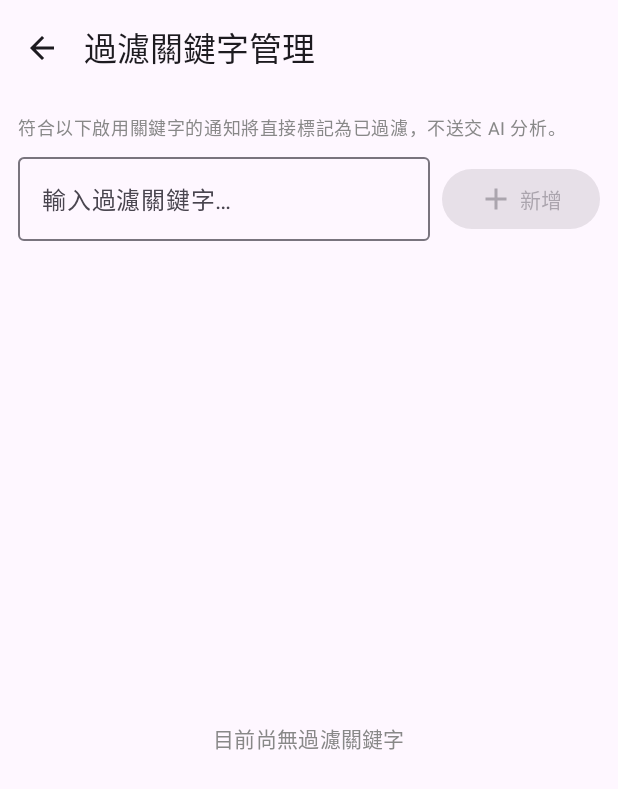
After one commit to Yujyewei/PhantomCheck, an Android app built with Jetpack Compose: the SettingsActivity screen opened directly, with no data from a screen before it, on a phone screen of 412 x 824 dp. The commit adds this screen. Shown: the top 789 px of the screen. Run offline under Robolectric (Android 15) with nearby library versions, the phone set to English and light mode, and no system bars; our stand-ins replace Room's generated code.

Commit message:
[feature] 過濾關鍵字管理頁（FilterRule CRUD）(#7)
Co-authored-by: eric11yothelast-Hwanshen <354250133+eric11yothelast-Hwanshen@users.noreply.github.com>

```diff
--- a/app/src/main/AndroidManifest.xml
+++ b/app/src/main/AndroidManifest.xml
@@ -18,6 +18,8 @@
                 <category android:name="android.intent.category.LAUNCHER" />
             </intent-filter>
         </activity>
+
+        <activity android:name=".ui.SettingsActivity" android:exported="false" />
 
         <service
             android:name=".service.NotificationCollectorService"
--- /dev/null
+++ b/app/src/main/java/com/phantom/checker/ui/SettingsActivity.kt
@@ -0,0 +1,247 @@
+package com.phantom.checker.ui
+
+import android.os.Bundle
+import androidx.activity.ComponentActivity
+import androidx.activity.compose.setContent
+import androidx.compose.foundation.layout.Arrangement
+import androidx.compose.foundation.layout.Box
+import androidx.compose.foundation.layout.Column
+import androidx.compose.foundation.layout.Row
+import androidx.compose.foundation.layout.Spacer
+import androidx.compose.foundation.layout.fillMaxSize
+import androidx.compose.foundation.layout.fillMaxWidth
+import androidx.compose.foundation.layout.height
+import androidx.compose.foundation.layout.padding
+import androidx.compose.foundation.layout.width
+import androidx.compose.foundation.lazy.LazyColumn
+import androidx.compose.foundation.lazy.items
+import androidx.compose.material.icons.Icons
+import androidx.compose.material.icons.automirrored.filled.ArrowBack
+import androidx.compose.material.icons.filled.Add
+import androidx.compose.material.icons.filled.Delete
+import androidx.compose.material3.Button
+import androidx.compose.material3.Card
+import androidx.compose.material3.CircularProgressIndicator
+import androidx.compose.material3.ExperimentalMaterial3Api
+import androidx.compose.material3.Icon
+import androidx.compose.material3.IconButton
+import androidx.compose.material3.MaterialTheme
+import androidx.compose.material3.OutlinedTextField
+import androidx.compose.material3.Scaffold
+import androidx.compose.material3.Switch
+import androidx.compose.material3.Text
+import androidx.compose.material3.TopAppBar
+import androidx.compose.runtime.Composable
+import androidx.compose.runtime.LaunchedEffect
+import androidx.compose.runtime.getValue
+import androidx.compose.runtime.mutableStateOf
+import androidx.compose.runtime.remember
+import androidx.compose.runtime.rememberCoroutineScope
+import androidx.compose.runtime.setValue
+import androidx.compose.ui.Alignment
+import androidx.compose.ui.Modifier
+import androidx.compose.ui.graphics.Color
+import androidx.compose.ui.platform.LocalContext
+import androidx.compose.ui.unit.dp
+import com.phantom.checker.data.FilterRule
+import com.phantom.checker.service.AppDatabaseHolder
+import kotlinx.coroutines.Dispatchers
+import kotlinx.coroutines.launch
+import kotlinx.coroutines.withContext
+
+class SettingsActivity : ComponentActivity() {
+    override fun onCreate(savedInstanceState: Bundle?) {
+        super.onCreate(savedInstanceState)
+        setContent {
+            MaterialTheme {
+                FilterSettingsScreen(onBack = { finish() })
+            }
+        }
+    }
+}
+
+@OptIn(ExperimentalMaterial3Api::class)
+@Composable
+fun FilterSettingsScreen(onBack: () -> Unit) {
+    val appCtx = LocalContext.current.applicationContext
+    val scope = rememberCoroutineScope()
+
+    var rules by remember { mutableStateOf(listOf<FilterRule>()) }
+    var newKeyword by remember { mutableStateOf("") }
+    var isLoading by remember { mutableStateOf(true) }
+
+    LaunchedEffect(Unit) {
+        isLoading = true
+        rules = withContext(Dispatchers.IO) {
+            AppDatabaseHolder.db(appCtx).filterDao().active()
+        }
+        isLoading = false
+    }
+
+    Scaffold(
+        topBar = {
+            TopAppBar(
+                title = { Text("過濾關鍵字管理") },
+                navigationIcon = {
+                    IconButton(onClick = onBack) {
+                        Icon(
+                            imageVector = Icons.AutoMirrored.Filled.ArrowBack,
+                            contentDescription = "返回"
+                        )
+                    }
+                }
+            )
+        }
+    ) { padding ->
+        Column(
+            modifier = Modifier
+                .fillMaxSize()
+                .padding(padding)
+                .padding(12.dp)
+        ) {
+            Text(
+                text = "符合以下啟用關鍵字的通知將直接標記為已過濾，不送交 AI 分析。",
+                style = MaterialTheme.typography.bodySmall,
+                color = Color.Gray
+            )
+
+            Spacer(Modifier.height(10.dp))
+
+            Row(
+                modifier = Modifier.fillMaxWidth(),
+                verticalAlignment = Alignment.CenterVertically
+            ) {
+                OutlinedTextField(
+                    value = newKeyword,
+                    onValueChange = { newKeyword = it },
+                    modifier = Modifier.weight(1f),
+                    singleLine = true,
+                    placeholder = { Text("輸入過濾關鍵字…") }
+                )
+                Spacer(Modifier.width(8.dp))
+                val trimmed = newKeyword.trim()
+                val canAdd = trimmed.isNotEmpty() && rules.none { it.keyword.equals(trimmed, ignoreCase = true) }
+                Button(
+                    onClick = {
+                        scope.launch {
+                            val inactiveInSession = rules.filter { !it.isActive }
+                            val activeFromDb = withContext(Dispatchers.IO) {
+                                val dao = AppDatabaseHolder.db(appCtx).filterDao()
+                                dao.insert(FilterRule(keyword = trimmed, isActive = true))
+                                dao.active()
+                            }
+                            rules = activeFromDb + inactiveInSession.filter { inactive ->
+                                activeFromDb.none { it.id == inactive.id }
+                            }
+                            newKeyword = ""
+                        }
+                    },
+                    enabled = canAdd
+                ) {
+                    Icon(
+                        imageVector = Icons.Default.Add,
+                        contentDescription = "新增"
+                    )
+                    Spacer(Modifier.width(4.dp))
+                    Text("新增")
+                }
+            }
+
+            Spacer(Modifier.height(12.dp))
+
+            when {
+                isLoading -> {
+                    Box(
+                        modifier = Modifier.fillMaxSize(),
+                        contentAlignment = Alignment.Center
+                    ) {
+                        CircularProgressIndicator()
+                    }
+                }
+                rules.isEmpty() -> {
+                    Box(
+                        modifier = Modifier.fillMaxSize(),
+                        contentAlignment = Alignment.Center
+                    ) {
+                        Text(
+                            text = "目前尚無過濾關鍵字",
+                            style = MaterialTheme.typography.bodyMedium,
+                            color = Color.Gray
+                        )
+                    }
+                }
+                else -> {
+                    LazyColumn(modifier = Modifier.fillMaxSize()) {
+                        items(rules, key = { "${it.id}_${it.keyword}" }) { rule ->
+                            FilterRuleCard(
+                                rule = rule,
+                                onToggleActive = { checked ->
+                                    scope.launch {
+                                        val updated = rule.copy(isActive = checked)
+                                        withContext(Dispatchers.IO) {
+                                            val dao = AppDatabaseHolder.db(appCtx).filterDao()
+                                            dao.delete(rule)
+                                            dao.insert(updated)
+                                        }
+                                        rules = rules.map {
+                                            if (it.id == rule.id && it.keyword == rule.keyword) updated else it
+                                        }
+                                    }
+                                },
+                                onDelete = {
+                                    scope.launch {
+                                        withContext(Dispatchers.IO) {
+                                            AppDatabaseHolder.db(appCtx).filterDao().delete(rule)
+                                        }
+                                        rules = rules.filterNot {
+                                            it.id == rule.id && it.keyword == rule.keyword
+                                        }
+                                    }
+                                }
+                            )
+                        }
+                    }
+                }
+            }
+        }
+    }
+}
+
+@Composable
+private fun FilterRuleCard(
+    rule: FilterRule,
+    onToggleActive: (Boolean) -> Unit,
+    onDelete: () -> Unit
+) {
+    Card(
+        modifier = Modifier
+            .fillMaxWidth()
+            .padding(vertical = 4.dp)
+    ) {
+        Row(
+            modifier = Modifier
+                .fillMaxWidth()
+                .padding(horizontal = 12.dp, vertical = 8.dp),
+            horizontalArrangement = Arrangement.SpaceBetween,
+            verticalAlignment = Alignment.CenterVertically
+        ) {
+            Text(
+                text = rule.keyword,
+                style = MaterialTheme.typography.bodyLarge,
+                color = if (rule.isActive) MaterialTheme.colorScheme.onSurface else Color.Gray,
+                modifier = Modifier.weight(1f)
+            )
+            Switch(
+                checked = rule.isActive,
+                onCheckedChange = onToggleActive
+            )
+            IconButton(onClick = onDelete) {
+                Icon(
+                    imageVector = Icons.Default.Delete,
+                    contentDescription = "刪除關鍵字",
+                    tint = MaterialTheme.colorScheme.error
+                )
+            }
+        }
+    }
+}
```
Also changed, not shown: app/src/main/java/com/phantom/checker/ui/MainActivity.kt (+16 -5 lines).
